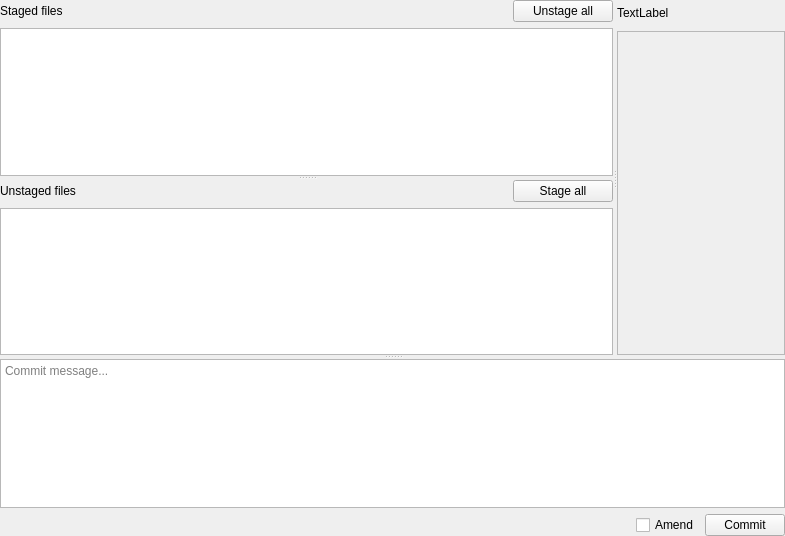
Qt form src/pages/changespage.ui (Rbcum/RepoMan) before a commit.
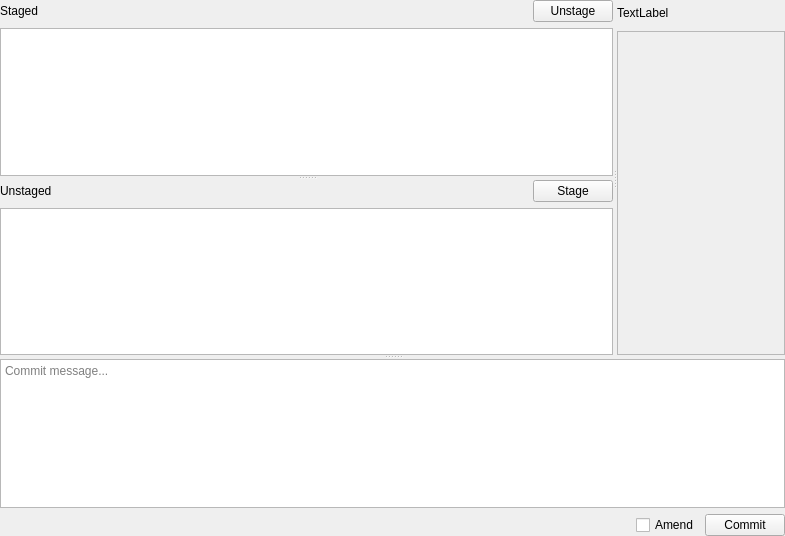
The same form after that commit. Custom widgets are drawn as their Qt base class.

Commit message: Modify changes file list selection behavior

```diff
--- a/src/pages/changespage.ui
+++ b/src/pages/changespage.ui
@@ -58,7 +58,7 @@
            <item>
             <widget class="QLabel" name="label_2">
              <property name="text">
-              <string>Staged files</string>
+              <string>Staged</string>
              </property>
             </widget>
            </item>
@@ -72,12 +72,12 @@
              </property>
              <property name="minimumSize">
               <size>
-               <width>100</width>
+               <width>0</width>
                <height>0</height>
               </size>
              </property>
              <property name="text">
-              <string>Unstage all</string>
+              <string>Unstage</string>
              </property>
             </widget>
            </item>
@@ -157,7 +157,7 @@
               </size>
              </property>
              <property name="text">
-              <string>Unstaged files</string>
+              <string>Unstaged</string>
              </property>
             </widget>
            </item>
@@ -171,12 +171,12 @@
              </property>
              <property name="minimumSize">
               <size>
-               <width>100</width>
+               <width>0</width>
                <height>0</height>
               </size>
              </property>
              <property name="text">
-              <string>Stage all</string>
+              <string>Stage</string>
              </property>
             </widget>
            </item>
```
Left out of the diff: 11 changed lines with no effect on the pictures. The commit also changes 2 other files.
